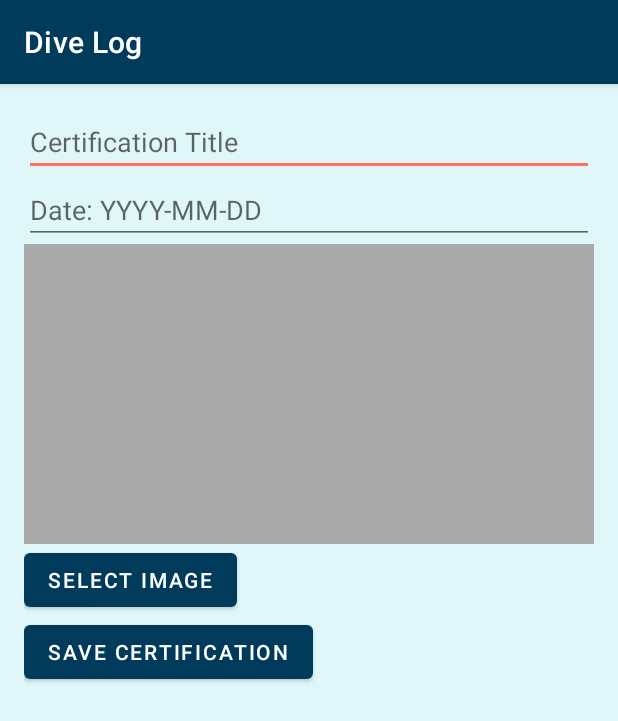
After one commit to ChrisMaher3/Dive-Log, an Android app: the CertificationsActivity screen opened directly, with no data from a screen before it, on a phone screen of 412 x 824 dp. The commit adds this screen. Shown: the top 721 px of the screen. Run offline under Robolectric (Android 15) with nearby library versions, the phone set to English and light mode, and no system bars.

Commit message:
certifications

```diff
--- a/app/build.gradle
+++ b/app/build.gradle
@@ -1,6 +1,7 @@
 plugins {
     id 'com.android.application'
     id 'org.jetbrains.kotlin.android'
+    id 'kotlin-parcelize'
 }
 
 android {
@@ -33,12 +34,10 @@ android {
 }
 
 dependencies {
-
     implementation 'androidx.core:core-ktx:1.7.0'
     implementation 'androidx.appcompat:appcompat:1.6.1'
     implementation 'com.google.android.material:material:1.8.0'
     testImplementation 'junit:junit:4.13.2'
-    implementation 'com.google.android.material:material:1.9.0'
     implementation 'androidx.gridlayout:gridlayout:1.0.0'
     androidTestImplementation 'androidx.test.ext:junit:1.1.5'
     androidTestImplementation 'androidx.test.espresso:espresso-core:3.5.1'
--- a/app/src/main/AndroidManifest.xml
+++ b/app/src/main/AndroidManifest.xml
@@ -18,6 +18,11 @@
                 <category android:name="android.intent.category.LAUNCHER" />
             </intent-filter>
         </activity>
+
+        <!-- Add the CertificationsActivity here -->
+        <activity android:name=".CertificationsListActivity" />
+        <activity android:name=".CertificationsActivity" />
+
     </application>
 
 </manifest>
--- /dev/null
+++ b/app/src/main/java/com/example/divelog/CertificationsActivity.kt
@@ -0,0 +1,66 @@
+package com.example.divelog
+
+import android.app.Activity
+import android.content.Intent
+import android.net.Uri
+import android.os.Bundle
+import android.view.View
+import android.widget.Button
+import android.widget.EditText
+import android.widget.ImageView
+import androidx.appcompat.app.AppCompatActivity
+
+class CertificationsActivity : AppCompatActivity() {
+
+    private lateinit var certificateImageView: ImageView
+    private lateinit var titleEditText: EditText
+    private lateinit var dateEditText: EditText
+    private lateinit var selectImageButton: Button
+    private lateinit var uploadButton: Button
+
+    private var selectedImageUri: Uri? = null
+
+    override fun onCreate(savedInstanceState: Bundle?) {
+        super.onCreate(savedInstanceState)
+        setContentView(R.layout.activity_certifications)
+
+        certificateImageView = findViewById(R.id.certificateImageView)
+        titleEditText = findViewById(R.id.titleEditText)
+        dateEditText = findViewById(R.id.dateEditText)
+        selectImageButton = findViewById(R.id.selectImageButton)
+        uploadButton = findViewById(R.id.uploadButton)
+
+        selectImageButton.setOnClickListener { openImageChooser() }
+        uploadButton.setOnClickListener { saveCertification() }
+    }
+
+    private fun openImageChooser() {
+        val intent = Intent()
+        intent.type = "image/*"
+        intent.action = Intent.ACTION_GET_CONTENT
+        startActivityForResult(Intent.createChooser(intent, "Select Certificate Image"), 1)
+    }
+
+    override fun onActivityResult(requestCode: Int, resultCode: Int, data: Intent?) {
+        super.onActivityResult(requestCode, resultCode, data)
+        if (requestCode == 1 && resultCode == Activity.RESULT_OK) {
+            selectedImageUri = data?.data
+            certificateImageView.setImageURI(selectedImageUri)
+        }
+    }
+
+    private fun saveCertification() {
+        val title = titleEditText.text.toString()
+        val date = dateEditText.text.toString()
+
+        // Create Certification object
+        val certification = Certification(title, date, selectedImageUri.toString())
+
+        // Add certification to the CertificationsListActivity
+        val resultIntent = Intent().apply {
+            putExtra("certification", certification)
+        }
+        setResult(Activity.RESULT_OK, resultIntent)
+        finish()
+    }
+}
--- /dev/null
+++ b/app/src/main/res/layout/activity_certifications.xml
@@ -0,0 +1,39 @@
+<?xml version="1.0" encoding="utf-8"?>
+<LinearLayout xmlns:android="http://schemas.android.com/apk/res/android"
+    android:layout_width="match_parent"
+    android:layout_height="match_parent"
+    android:orientation="vertical"
+    android:padding="16dp">
+
+    <EditText
+        android:id="@+id/titleEditText"
+        android:layout_width="match_parent"
+        android:layout_height="wrap_content"
+        android:hint="Certification Title" />
+
+    <EditText
+        android:id="@+id/dateEditText"
+        android:layout_width="match_parent"
+        android:layout_height="wrap_content"
+        android:hint="Date: YYYY-MM-DD" />
+
+    <ImageView
+        android:id="@+id/certificateImageView"
+        android:layout_width="match_parent"
+        android:layout_height="200dp"
+        android:scaleType="centerCrop"
+        android:contentDescription="@string/certification_image"
+        android:background="@android:color/darker_gray" />
+
+    <Button
+        android:id="@+id/selectImageButton"
+        android:layout_width="wrap_content"
+        android:layout_height="wrap_content"
+        android:text="Select Image" />
+
+    <Button
+        android:id="@+id/uploadButton"
+        android:layout_width="wrap_content"
+        android:layout_height="wrap_content"
+        android:text="Save Certification" />
+</LinearLayout>
--- a/app/src/main/res/values/strings.xml
+++ b/app/src/main/res/values/strings.xml
@@ -1,6 +1,7 @@
 <!-- res/values/strings.xml -->
 <resources>
     <string name="app_name">Dive Log</string>
-    <string name="profile_picture">Profile Picture</string> <!-- Add this line -->
+    <string name="profile_picture">Profile Picture</string>
+    <string name="certification_image">Certification Image</string>
     <!-- Add other string resources here -->
 </resources>
```
Also changed, not shown: app/src/main/java/com/example/divelog/Certification.kt (added, +11 -0 lines), app/src/main/java/com/example/divelog/CertificationsListActivity.kt (added, +68 -0 lines), app/src/main/java/com/example/divelog/ProfileFragment.kt (+15 -6 lines), app/src/main/res/layout/activity_certifications_list.xml (added, +19 -0 lines), app/src/main/res/layout/certification_item.xml (added, +20 -0 lines), app/src/main/res/drawable/cert.png (added).
